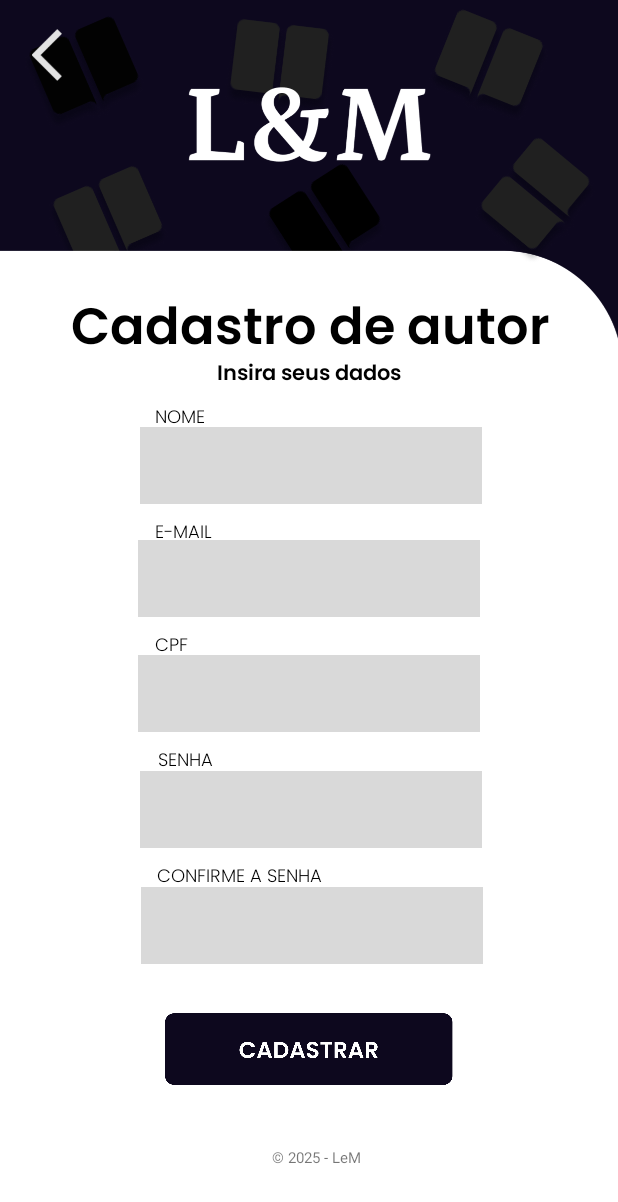
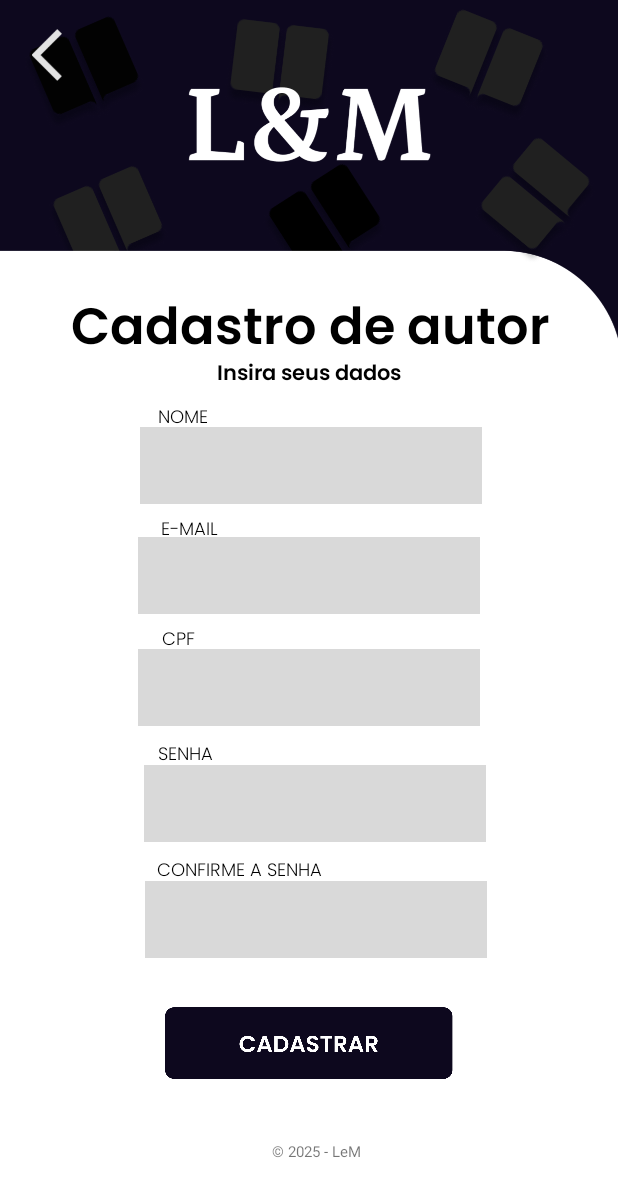
Before and after one commit to Arthurestak/Android-LM, an Android app: the Cadastro screen opened directly, with no data from a screen before it, on a phone screen of 412 x 824 dp. Shown: the top 1202 px of the screen. Run offline under Robolectric (Android 15) with nearby library versions, the phone set to English and light mode, and no system bars; Roboto replaces fonts that are not available here.

Commit message:
Atualização Final

```diff
--- a/app/src/main/res/layout/activity_cadastro.xml
+++ b/app/src/main/res/layout/activity_cadastro.xml
@@ -68,8 +68,10 @@
         android:inputType="text"
         android:paddingLeft="10dp"
         android:textAppearance="@style/TextAppearance.AppCompat.Body1"
-        android:textColor="#000000"
-        android:textColorLink="#0C081E"
+        android:textColor="#090606"
+        android:textColorHighlight="#0CFFFFFF"
+        android:textColorHint="#000000"
+        android:textColorLink="#00FFFFFF"
         app:layout_constraintEnd_toEndOf="parent"
         app:layout_constraintHorizontal_bias="0.497"
         app:layout_constraintStart_toStartOf="parent"
@@ -89,8 +91,10 @@
         android:hint=" "
         android:inputType="text"
         android:paddingLeft="10dp"
-        android:textColor="@color/black"
-        android:textColorLink="#0C081E"
+        android:textColor="#090606"
+        android:textColorHighlight="#0CFFFFFF"
+        android:textColorHint="#000000"
+        android:textColorLink="#00FFFFFF"
         android:textSize="14sp"
         app:layout_constraintEnd_toEndOf="parent"
         app:layout_constraintHorizontal_bias="0.578"
@@ -101,13 +105,13 @@
         android:id="@+id/textView16"
         android:layout_width="40dp"
         android:layout_height="15dp"
-        android:layout_marginTop="10dp"
+        android:layout_marginTop="8dp"
         android:fontFamily="@font/poppins_light"
         android:text="CPF"
         android:textColor="#000000"
         android:textSize="12sp"
         app:layout_constraintEnd_toEndOf="parent"
-        app:layout_constraintHorizontal_bias="0.277"
+        app:layout_constraintHorizontal_bias="0.291"
         app:layout_constraintStart_toStartOf="parent"
         app:layout_constraintTop_toBottomOf="@+id/emailInputCadastro"
         tools:ignore="MissingConstraints" />
@@ -116,14 +120,14 @@
         android:id="@+id/textView17"
         android:layout_width="68dp"
         android:layout_height="14dp"
-        android:layout_marginTop="10dp"
+        android:layout_marginTop="8dp"
         android:background="#00FFFFFF"
         android:fontFamily="@font/poppins_light"
         android:text="E-MAIL"
         android:textColor="#000000"
         android:textSize="12sp"
         app:layout_constraintEnd_toEndOf="parent"
-        app:layout_constraintHorizontal_bias="0.301"
+        app:layout_constraintHorizontal_bias="0.312"
         app:layout_constraintStart_toStartOf="parent"
         app:layout_constraintTop_toBottomOf="@+id/nomeInputCadastro"
         tools:ignore="MissingConstraints" />
@@ -142,10 +146,12 @@
         android:inputType="text|textPassword"
         android:paddingLeft="10dp"
         android:textAppearance="@style/TextAppearance.AppCompat.Body1"
-        android:textColor="#000000"
-        android:textColorLink="#0C081E"
+        android:textColor="#090606"
+        android:textColorHighlight="#0CFFFFFF"
+        android:textColorHint="#000000"
+        android:textColorLink="#00FFFFFF"
         app:layout_constraintEnd_toEndOf="parent"
-        app:layout_constraintHorizontal_bias="0.497"
+        app:layout_constraintHorizontal_bias="0.512"
         app:layout_constraintStart_toStartOf="parent"
         app:layout_constraintTop_toBottomOf="@+id/textView19"
         tools:ignore="MissingConstraints" />
@@ -164,10 +170,12 @@
         android:inputType="text|textPassword|textEnableTextConversionSuggestions"
         android:paddingLeft="10dp"
         android:textAppearance="@style/TextAppearance.AppCompat.Body1"
-        android:textColor="#000000"
-        android:textColorLink="#0C081E"
+        android:textColor="#090606"
+        android:textColorHighlight="#0CFFFFFF"
+        android:textColorHint="#000000"
+        android:textColorLink="#00FFFFFF"
         app:layout_constraintEnd_toEndOf="parent"
-        app:layout_constraintHorizontal_bias="0.502"
+        app:layout_constraintHorizontal_bias="0.517"
         app:layout_constraintStart_toStartOf="parent"
         app:layout_constraintTop_toBottomOf="@+id/textView9"
         tools:ignore="MissingConstraints" />
@@ -183,7 +191,7 @@
         android:textColor="#000000"
         android:textSize="12sp"
         app:layout_constraintEnd_toEndOf="parent"
-        app:layout_constraintHorizontal_bias="0.279"
+        app:layout_constraintHorizontal_bias="0.285"
         app:layout_constraintStart_toStartOf="parent"
         app:layout_constraintTop_toBottomOf="@+id/textView8"
         tools:ignore="MissingConstraints" />
@@ -203,8 +211,10 @@
         android:inputType="text"
         android:paddingLeft="10dp"
         android:textAppearance="@style/TextAppearance.AppCompat.Body1"
-        android:textColor="@color/black"
-        android:textColorLink="#0C081E"
+        android:textColor="#090606"
+        android:textColorHighlight="#0CFFFFFF"
+        android:textColorHint="#000000"
+        android:textColorLink="#00FFFFFF"
         android:textSize="14sp"
         app:layout_constraintEnd_toEndOf="parent"
         app:layout_constraintHorizontal_bias="0.578"
```
Also changed, not shown: app/src/main/java/com/example/projetolm/ui/formulario/FormularioFragment.java (+66 -15 lines), app/src/main/res/layout/activity_login.xml (+6 -4 lines), app/src/main/res/layout/fragment_formulario.xml (+12 -10 lines).
